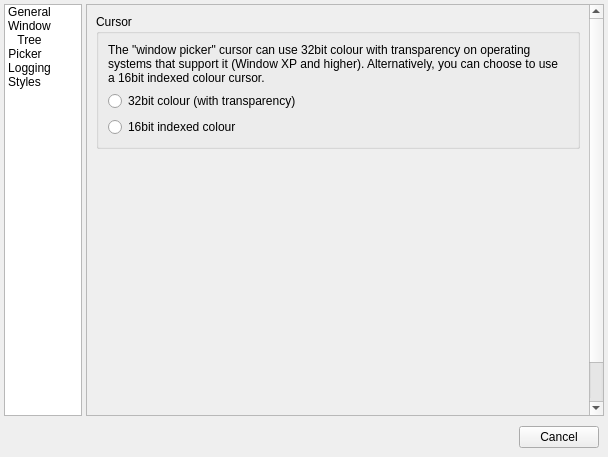
WindowDetective/WindowDetective, file src/forms/PreferencesWindow.ui: the form before one commit.
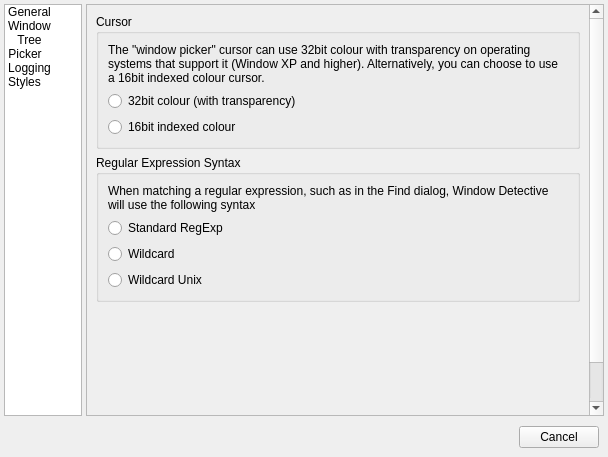
The form after the commit. The open tabs and pages were chosen to show the change. Icons and pictures are not drawn. Custom widgets are drawn as their Qt base class.

Commit message: Window Detective 1.2.0

```diff
--- a/src/forms/PreferencesWindow.ui
+++ b/src/forms/PreferencesWindow.ui
@@ -227,6 +227,67 @@
                 </layout>
                </widget>
               </item>
+              <item row="1" column="0" colspan="2">
+               <widget class="QGroupBox" name="groupBox">
+                <property name="title">
+                 <string>Regular Expression Syntax</string>
+                </property>
+                <layout class="QVBoxLayout" name="verticalLayout_3">
+                 <item>
+                  <widget class="QLabel" name="label">
+                   <property name="text">
+                    <string>When matching a regular expression, such as in the Find dialog, Window Detective will use the following syntax</string>
+                   </property>
+                   <property name="wordWrap">
+                    <bool>true</bool>
+                   </property>
+                  </widget>
+                 </item>
+                 <item>
+                  <widget class="QRadioButton" name="rbStandardRegex">
+                   <property name="toolTip">
+                    <string>&lt;!DOCTYPE HTML PUBLIC &quot;-//W3C//DTD HTML 4.0//EN&quot; &quot;http://www.w3.org/TR/REC-html40/strict.dtd&quot;&gt;
+&lt;html&gt;&lt;head&gt;&lt;meta name=&quot;qrichtext&quot; content=&quot;1&quot; /&gt;&lt;style type=&quot;text/css&quot;&gt;
+p, li { white-space: pre-wrap; }
+&lt;/style&gt;&lt;/head&gt;&lt;body style=&quot; font-family:'MS Shell Dlg 2'; font-size:8.25pt; font-weight:400; font-style:normal;&quot;&gt;
+&lt;p style=&quot; margin-top:0px; margin-bottom:0px; margin-left:0px; margin-right:0px; -qt-block-indent:0; text-indent:0px;&quot;&gt;&lt;span style=&quot; font-family:'Arial,Geneva,Helvetica,sans-serif'; font-size:medium; color:#000000;&quot;&gt;A rich Perl-like pattern matching syntax.&lt;/span&gt;&lt;/p&gt;&lt;/body&gt;&lt;/html&gt;</string>
+                   </property>
+                   <property name="text">
+                    <string>Standard RegExp</string>
+                   </property>
+                  </widget>
+                 </item>
+                 <item>
+                  <widget class="QRadioButton" name="rbWildcardRegex">
+                   <property name="toolTip">
+                    <string>&lt;!DOCTYPE HTML PUBLIC &quot;-//W3C//DTD HTML 4.0//EN&quot; &quot;http://www.w3.org/TR/REC-html40/strict.dtd&quot;&gt;
+&lt;html&gt;&lt;head&gt;&lt;meta name=&quot;qrichtext&quot; content=&quot;1&quot; /&gt;&lt;style type=&quot;text/css&quot;&gt;
+p, li { white-space: pre-wrap; }
+&lt;/style&gt;&lt;/head&gt;&lt;body style=&quot; font-family:'MS Shell Dlg 2'; font-size:8.25pt; font-weight:400; font-style:normal;&quot;&gt;
+&lt;p style=&quot; margin-top:0px; margin-bottom:0px; margin-left:0px; margin-right:0px; -qt-block-indent:0; text-indent:0px;&quot;&gt;&lt;span style=&quot; font-family:'Arial,Geneva,Helvetica,sans-serif'; font-size:medium; color:#000000;&quot;&gt;This provides a simple pattern matching syntax similar to that used by shells (command interpreters) for &amp;quot;file globbing&amp;quot;.&lt;/span&gt;&lt;/p&gt;&lt;/body&gt;&lt;/html&gt;</string>
+                   </property>
+                   <property name="text">
+                    <string>Wildcard</string>
+                   </property>
+                  </widget>
+                 </item>
+                 <item>
+                  <widget class="QRadioButton" name="rbWildcardUnixRegex">
+                   <property name="toolTip">
+                    <string>&lt;!DOCTYPE HTML PUBLIC &quot;-//W3C//DTD HTML 4.0//EN&quot; &quot;http://www.w3.org/TR/REC-html40/strict.dtd&quot;&gt;
+&lt;html&gt;&lt;head&gt;&lt;meta name=&quot;qrichtext&quot; content=&quot;1&quot; /&gt;&lt;style type=&quot;text/css&quot;&gt;
+p, li { white-space: pre-wrap; }
+&lt;/style&gt;&lt;/head&gt;&lt;body style=&quot; font-family:'MS Shell Dlg 2'; font-size:8.25pt; font-weight:400; font-style:normal;&quot;&gt;
+&lt;p style=&quot; margin-top:0px; margin-bottom:0px; margin-left:0px; margin-right:0px; -qt-block-indent:0; text-indent:0px;&quot;&gt;&lt;span style=&quot; font-family:'Arial,Geneva,Helvetica,sans-serif'; font-size:medium; color:#000000;&quot;&gt;This is similar to Wildcard but with the behavior of a Unix shell. The wildcard characters can be escaped with the character &amp;quot;&amp;quot;.&lt;/span&gt;&lt;/p&gt;&lt;/body&gt;&lt;/html&gt;</string>
+                   </property>
+                   <property name="text">
+                    <string>Wildcard Unix</string>
+                   </property>
+                  </widget>
+                 </item>
+                </layout>
+               </widget>
+              </item>
              </layout>
             </widget>
             <widget class="QWidget" name="windowTreePage">
```
Left out of the diff: 2 changed lines with no effect on the pictures. The commit also changes 129 other files.
